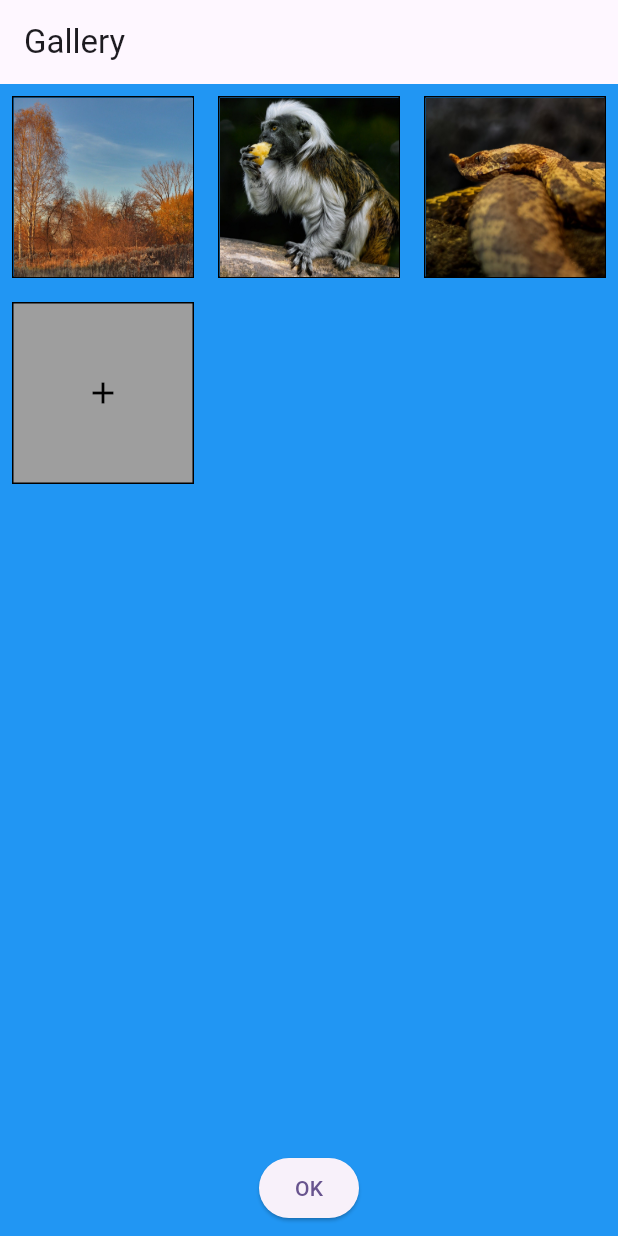
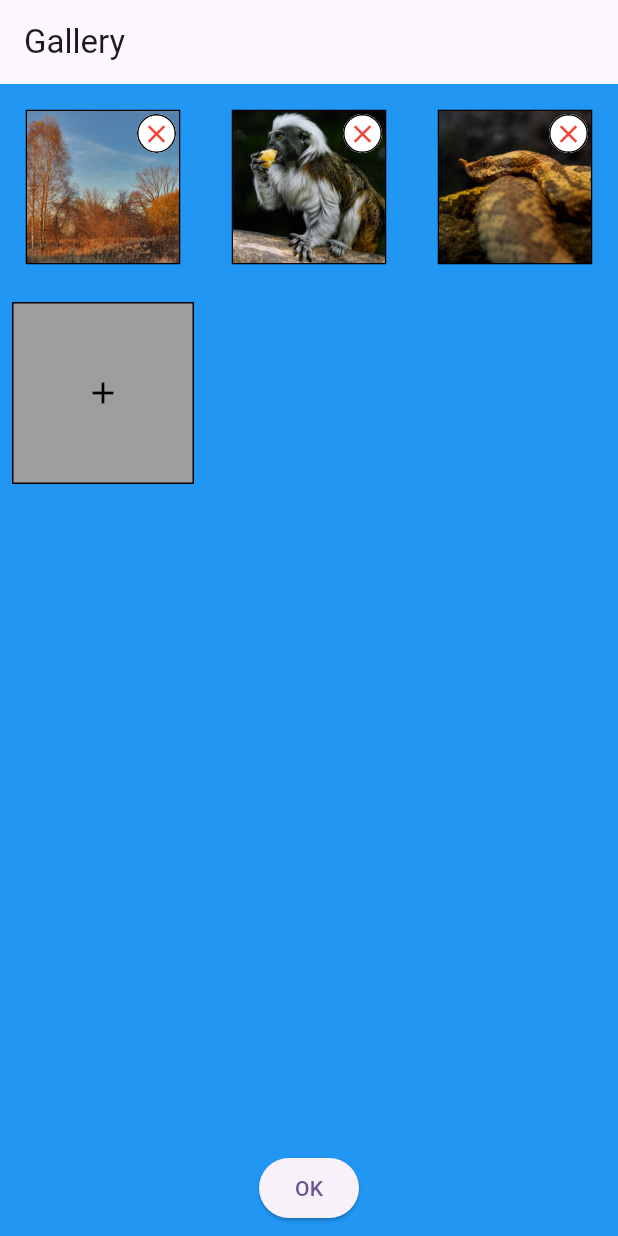
Before and after one commit to andyludeveloper/flutter_gallery, a Flutter app: the screen it shows after launch, on a phone screen of 412 x 824 dp. Run offline on Flutter 3.47's test engine with Material 2 defaults, Android fonts, the phone set to English and light mode, and no system bars; our stand-ins replace camera.

```diff
--- a/lib/provider/captured_image_provider.dart
+++ b/lib/provider/captured_image_provider.dart
@@ -21,4 +21,9 @@ class CapturedImageProvider extends ChangeNotifier {
     _images.add(image);
     notifyListeners();
   }
+
+  void removeImage(String imageUrl) {
+    _images.remove(imageUrl);
+    notifyListeners();
+  }
 }
--- a/lib/widgets/image_cropper_widget.dart
+++ b/lib/widgets/image_cropper_widget.dart
@@ -1,7 +1,9 @@
 import 'package:flutter/material.dart';
 import 'package:flutter/services.dart';
 import 'package:image/image.dart' as img;
+import 'package:provider/provider.dart';
 
+import '../provider/captured_image_provider.dart';
 import 'image_preview.dart';
 
 class ImageCropperWidget extends StatelessWidget {
@@ -23,10 +25,12 @@ class ImageCropperWidget extends StatelessWidget {
       builder: (context, snapshot) {
         if (snapshot.connectionState == ConnectionState.done &&
             snapshot.hasData) {
-          return Hero(
+          return Stack(children: [
+            Center(
+              child: Hero(
                 tag: imageUrl,
                 child: Material(
-              color:Colors.transparent,
+                  color: Colors.transparent,
                   child: InkWell(
                     child: Padding(
                       padding: const EdgeInsets.all(8.0),
@@ -51,7 +55,38 @@ class ImageCropperWidget extends StatelessWidget {
                     },
                   ),
                 ),
-          );
+              ),
+            ),
+            Positioned(
+              top: 20,
+              right: 20,
+              child: ClipOval(
+                child: Material(
+                  color: Colors.white,
+                  child: Container(
+                    decoration: BoxDecoration(
+                      shape: BoxShape.circle,
+                      border: Border.all(
+                        color: Colors.black,
+                        width: 1,
+                      ),
+                    ),
+                    child: InkWell(
+                        customBorder: const CircleBorder(),
+                        child: const Padding(
+                            padding: EdgeInsets.all(2),
+                            child:
+                                Icon(Icons.close, color: Colors.red, size: 20)),
+                        onTap: () {
+                          context
+                              .read<CapturedImageProvider>()
+                              .removeImage(imageUrl);
+                        }),
+                  ),
+                ),
+              ),
+            ),
+          ]);
         } else {
           return const Center(child: CircularProgressIndicator());
         }
```
Lines whose indentation alone changed are shown as unchanged.
